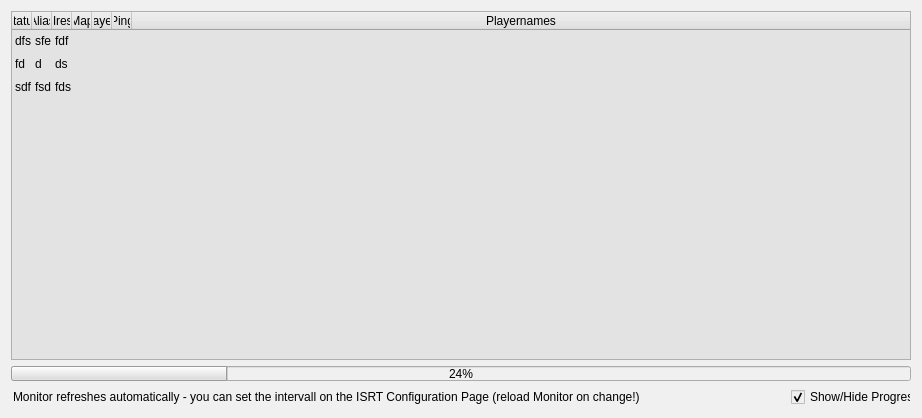
Qt form source_files/isrt_monitor2.ui (olli-e/ISRT) before a commit.
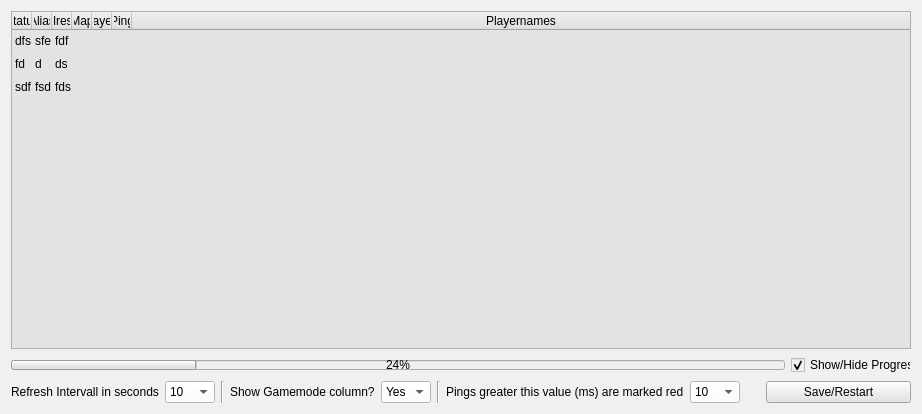
The same form after that commit. Icons and pictures are not drawn.

Patch:
```diff
--- a/source_files/isrt_monitor2.ui
+++ b/source_files/isrt_monitor2.ui
@@ -7,7 +7,7 @@
     <x>0</x>
     <y>0</y>
     <width>920</width>
-    <height>418</height>
+    <height>414</height>
    </rect>
   </property>
   <property name="windowTitle">
@@ -229,69 +229,330 @@
       </widget>
      </item>
      <item>
-      <widget class="QProgressBar" name="mon_progress_bar">
-       <property name="maximumSize">
-        <size>
-         <width>16777215</width>
-         <height>15</height>
-        </size>
-       </property>
-       <property name="value">
-        <number>24</number>
-       </property>
-      </widget>
+      <layout class="QHBoxLayout" name="horizontalLayout_3">
+       <item>
+        <widget class="QProgressBar" name="mon_progress_bar">
+         <property name="maximumSize">
+          <size>
+           <width>16777215</width>
+           <height>10</height>
+          </size>
+         </property>
+         <property name="value">
+          <number>24</number>
+         </property>
+        </widget>
+       </item>
+       <item>
+        <widget class="QCheckBox" name="chkbx_show_progressbar">
+         <property name="minimumSize">
+          <size>
+           <width>120</width>
+           <height>0</height>
+          </size>
+         </property>
+         <property name="maximumSize">
+          <size>
+           <width>120</width>
+           <height>16777215</height>
+          </size>
+         </property>
+         <property name="text">
+          <string>Show/Hide Progress</string>
+         </property>
+         <property name="checked">
+          <bool>true</bool>
+         </property>
+        </widget>
+       </item>
+      </layout>
      </item>
-    </layout>
-   </item>
-   <item>
-    <layout class="QHBoxLayout" name="horizontalLayout">
      <item>
-      <widget class="QLineEdit" name="lineEdit">
-       <property name="text">
-        <string>Monitor refreshes automatically - you can set the intervall on the ISRT Configuration Page (reload Monitor on change!)</string>
-       </property>
-       <property name="frame">
-        <bool>false</bool>
-       </property>
-      </widget>
-     </item>
-     <item>
-      <spacer name="horizontalSpacer">
-       <property name="orientation">
-        <enum>Qt::Horizontal</enum>
-       </property>
-       <property name="sizeType">
-        <enum>QSizePolicy::Fixed</enum>
-       </property>
-       <property name="sizeHint" stdset="0">
-        <size>
-         <width>10</width>
-         <height>20</height>
-        </size>
-       </property>
-      </spacer>
-     </item>
-     <item>
-      <widget class="QCheckBox" name="chkbx_show_progressbar">
-       <property name="minimumSize">
-        <size>
-         <width>120</width>
-         <height>0</height>
-        </size>
-       </property>
-       <property name="maximumSize">
-        <size>
-         <width>120</width>
-         <height>16777215</height>
-        </size>
-       </property>
-       <property name="text">
-        <string>Show/Hide Progress</string>
-       </property>
-       <property name="checked">
-        <bool>true</bool>
-       </property>
-      </widget>
+      <layout class="QHBoxLayout" name="horizontalLayout_2">
+       <item>
+        <widget class="QLabel" name="label_19">
+         <property name="text">
+          <string>Refresh Intervall in seconds</string>
+         </property>
+        </widget>
+       </item>
+       <item>
+        <widget class="QComboBox" name="dropdown_refresh_timer">
+         <property name="minimumSize">
+          <size>
+           <width>50</width>
+           <height>0</height>
+          </size>
+         </property>
+         <property name="maximumSize">
+          <size>
+           <width>50</width>
+           <height>16777215</height>
+          </size>
+         </property>
+         <property name="styleSheet">
+          <string notr="true">background-color:rgb(254, 254, 254);
+</string>
+         </property>
+         <item>
+          <property name="text">
+           <string>10</string>
+          </property>
+         </item>
+         <item>
+          <property name="text">
+           <string>15</string>
+          </property>
+         </item>
+         <item>
+          <property name="text">
+           <string>20</string>
+          </property>
+         </item>
+         <item>
+          <property name="text">
+           <string>25</string>
+          </property>
+         </item>
+         <item>
+          <property name="text">
+           <string>30</string>
+          </property>
+         </item>
+         <item>
+          <property name="text">
+           <string>35</string>
+          </property>
+         </item>
+         <item>
+          <property name="text">
+           <string>40</string>
+          </property>
+         </item>
+         <item>
+          <property name="text">
+           <string>45</string>
+          </property>
+         </item>
+         <item>
+          <property name="text">
+           <string>50</string>
+          </property>
+         </item>
+         <item>
+          <property name="text">
+           <string>55</string>
+          </property>
+         </item>
+         <item>
+          <property name="text">
+           <string>60</string>
+          </property>
+         </item>
+         <item>
+          <property name="text">
+           <string>90</string>
+          </property>
+         </item>
+         <item>
+          <property name="text">
+           <string>180</string>
+          </property>
+         </item>
+        </widget>
+       </item>
+       <item>
+        <widget class="Line" name="line">
+         <property name="orientation">
+          <enum>Qt::Vertical</enum>
+         </property>
+        </widget>
+       </item>
+       <item>
+        <widget class="QLabel" name="label_20">
+         <property name="text">
+          <string>Show Gamemode column?</string>
+         </property>
+        </widget>
+       </item>
+       <item>
+        <widget class="QComboBox" name="dropdown_show_gamemode">
+         <property name="minimumSize">
+          <size>
+           <width>50</width>
+           <height>0</height>
+          </size>
+         </property>
+         <property name="maximumSize">
+          <size>
+           <width>50</width>
+           <height>16777215</height>
+          </size>
+         </property>
+         <property name="styleSheet">
+          <string notr="true">background-color:rgb(254, 254, 254);
+</string>
+         </property>
+         <item>
+          <property name="text">
+           <string>Yes</string>
+          </property>
+         </item>
+         <item>
+          <property name="text">
+           <string>No</string>
+          </property>
+         </item>
+        </widget>
+       </item>
+       <item>
+        <widget class="Line" name="line_2">
+         <property name="orientation">
+          <enum>Qt::Vertical</enum>
+         </property>
+        </widget>
+       </item>
+       <item>
+        <widget class="QLabel" name="label_21">
+         <property name="minimumSize">
+          <size>
+           <width>230</width>
+           <height>0</height>
+          </size>
+         </property>
+         <property name="text">
+          <string>Pings greater this value (ms) are marked red</string>
+         </property>
+        </widget>
+       </item>
+       <item>
+        <widget class="QComboBox" name="dropdown_highping">
+         <property name="minimumSize">
+          <size>
+           <width>50</width>
+           <height>0</height>
+          </size>
+         </property>
+         <property name="maximumSize">
+          <size>
+           <width>50</width>
+           <height>16777215</height>
+          </size>
+         </property>
+         <property name="styleSheet">
+          <string notr="true">background-color:rgb(254, 254, 254);
+</string>
+         </property>
+         <item>
+          <property name="text">
+           <string>10</string>
+          </property>
+         </item>
+         <item>
+          <property name="text">
+           <string>20</string>
+          </property>
+         </item>
+         <item>
+          <property name="text">
+           <string>30</string>
+          </property>
+         </item>
+         <item>
+          <property name="text">
+           <string>40</string>
+          </property>
+         </item>
+         <item>
+          <property name="text">
+           <string>50</string>
+          </property>
+         </item>
+         <item>
+          <property name="text">
+           <string>60</string>
+          </property>
+         </item>
+         <item>
+          <property name="text">
+           <string>70</string>
+          </property>
+         </item>
+         <item>
+          <property name="text">
+           <string>80</string>
+          </property>
+         </item>
+         <item>
+          <property name="text">
+           <string>90</string>
+          </property>
+         </item>
+         <item>
+          <property name="text">
+           <string>100</string>
+          </property>
+         </item>
+         <item>
+          <property name="text">
+           <string>110</string>
+          </property>
+         </item>
+         <item>
+          <property name="text">
+           <string>120</string>
+          </property>
+         </item>
+         <item>
+          <property name="text">
+           <string>130</string>
+          </property>
+         </item>
+         <item>
+          <property name="text">
+           <string>140</string>
+          </property>
+         </item>
+         <item>
+          <property name="text">
+           <string>150</string>
+          </property>
+         </item>
+         <item>
+          <property name="text">
+           <string>200</string>
+          </property>
+         </item>
+        </widget>
+       </item>
+       <item>
+        <spacer name="horizontalSpacer">
+         <property name="orientation">
+          <enum>Qt::Horizontal</enum>
+         </property>
+         <property name="sizeType">
+          <enum>QSizePolicy::Fixed</enum>
+         </property>
+         <property name="sizeHint" stdset="0">
+          <size>
+           <width>20</width>
+           <height>20</height>
+          </size>
+         </property>
+        </spacer>
+       </item>
+       <item>
+        <widget class="QPushButton" name="btn_mon_save_restart">
+         <property name="styleSheet">
+          <string notr="true">background-color:rgb(228, 228, 228)
+</string>
+         </property>
+         <property name="text">
+          <string>Save/Restart</string>
+         </property>
+        </widget>
+       </item>
+      </layout>
      </item>
     </layout>
    </item>
```
